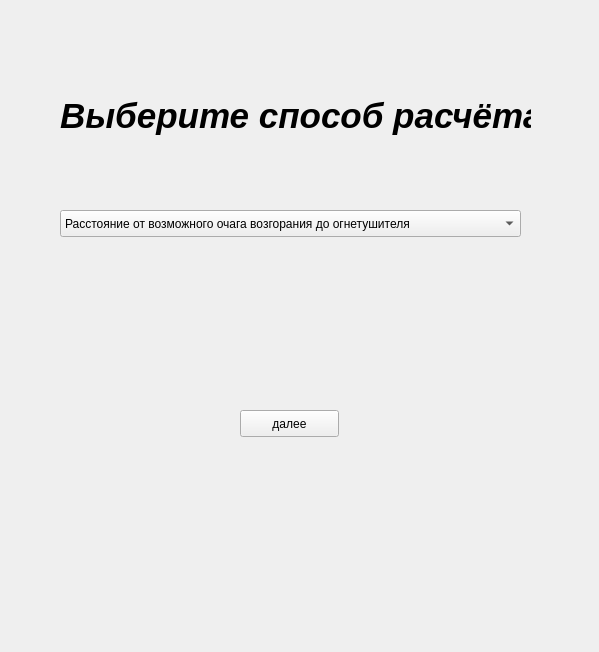
Above: form.ui from chester5009/fire_protection before the change. Below: the same form after it.
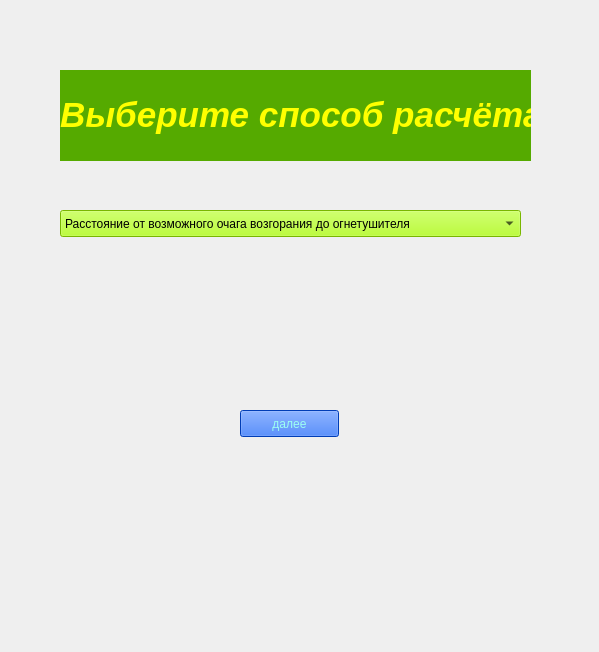
That is the form after the change. The open tabs and pages were chosen to show the change. Icons and pictures are not drawn.

Patch:
```diff
--- a/form.ui
+++ b/form.ui
@@ -435,6 +435,9 @@
     </widget>
    </widget>
    <widget class="QWidget" name="page_2">
+    <property name="styleSheet">
+     <string notr="true">background-image: url(&quot;background.jpg&quot;)</string>
+    </property>
     <widget class="QLabel" name="label">
      <property name="geometry">
       <rect>
@@ -452,8 +455,14 @@
        <bold>true</bold>
       </font>
      </property>
+     <property name="whatsThis">
+      <string>&lt;html&gt;&lt;head/&gt;&lt;body&gt;&lt;p&gt;&lt;span style=&quot; color:#ffff00;&quot;&gt;hththth&lt;/span&gt;&lt;/p&gt;&lt;/body&gt;&lt;/html&gt;</string>
+     </property>
+     <property name="styleSheet">
+      <string notr="true">background-color:rgb(85, 170, 0)</string>
+     </property>
      <property name="text">
-      <string>Выберите способ расчёта</string>
+      <string>&lt;html&gt;&lt;head/&gt;&lt;body&gt;&lt;p&gt;&lt;span style=&quot; color:#ffff00;&quot;&gt;Выберите способ расчёта&lt;/span&gt;&lt;/p&gt;&lt;/body&gt;&lt;/html&gt;</string>
      </property>
     </widget>
     <widget class="QComboBox" name="comboBox">
@@ -465,6 +474,424 @@
        <height>27</height>
       </rect>
      </property>
+     <property name="palette">
+      <palette>
+       <active>
+        <colorrole role="WindowText">
+         <brush brushstyle="SolidPattern">
+          <color alpha="255">
+           <red>0</red>
+           <green>0</green>
+           <blue>0</blue>
+          </color>
+         </brush>
+        </colorrole>
+        <colorrole role="Button">
+         <brush brushstyle="SolidPattern">
+          <color alpha="255">
+           <red>170</red>
+           <green>255</green>
+           <blue>0</blue>
+          </color>
+         </brush>
+        </colorrole>
+        <colorrole role="Light">
+         <brush brushstyle="SolidPattern">
+          <color alpha="255">
+           <red>170</red>
+           <green>255</green>
+           <blue>127</blue>
+          </color>
+         </brush>
+        </colorrole>
+        <colorrole role="Midlight">
+         <brush brushstyle="SolidPattern">
+          <color alpha="255">
+           <red>127</red>
+           <green>255</green>
+           <blue>63</blue>
+          </color>
+         </brush>
+        </colorrole>
+        <colorrole role="Dark">
+         <brush brushstyle="SolidPattern">
+          <color alpha="255">
+           <red>42</red>
+           <green>127</green>
+           <blue>0</blue>
+          </color>
+         </brush>
+        </colorrole>
+        <colorrole role="Mid">
+         <brush brushstyle="SolidPattern">
+          <color alpha="255">
+           <red>56</red>
+           <green>170</green>
+           <blue>0</blue>
+          </color>
+         </brush>
+        </colorrole>
+        <colorrole role="Text">
+         <brush brushstyle="SolidPattern">
+          <color alpha="255">
+           <red>0</red>
+           <green>0</green>
+           <blue>0</blue>
+          </color>
+         </brush>
+        </colorrole>
+        <colorrole role="BrightText">
+         <brush brushstyle="SolidPattern">
+          <color alpha="255">
+           <red>255</red>
+           <green>255</green>
+           <blue>255</blue>
+          </color>
+         </brush>
+        </colorrole>
+        <colorrole role="ButtonText">
+         <brush brushstyle="SolidPattern">
+          <color alpha="255">
+           <red>0</red>
+           <green>0</green>
+           <blue>0</blue>
+          </color>
+         </brush>
+        </colorrole>
+        <colorrole role="Base">
+         <brush brushstyle="SolidPattern">
+          <color alpha="255">
+           <red>170</red>
+           <green>255</green>
+           <blue>0</blue>
+          </color>
+         </brush>
+        </colorrole>
+        <colorrole role="Window">
+         <brush brushstyle="SolidPattern">
+          <color alpha="255">
+           <red>170</red>
+           <green>255</green>
+           <blue>0</blue>
+          </color>
+         </brush>
+        </colorrole>
+        <colorrole role="Shadow">
+         <brush brushstyle="SolidPattern">
+          <color alpha="255">
+           <red>0</red>
+           <green>0</green>
+           <blue>0</blue>
+          </color>
+         </brush>
+        </colorrole>
+        <colorrole role="AlternateBase">
+         <brush brushstyle="SolidPattern">
+          <color alpha="255">
+           <red>170</red>
+           <green>255</green>
+           <blue>127</blue>
+          </color>
+         </brush>
+        </colorrole>
+        <colorrole role="ToolTipBase">
+         <brush brushstyle="SolidPattern">
+          <color alpha="255">
+           <red>255</red>
+           <green>255</green>
+           <blue>220</blue>
+          </color>
+         </brush>
+        </colorrole>
+        <colorrole role="ToolTipText">
+         <brush brushstyle="SolidPattern">
+          <color alpha="255">
+           <red>0</red>
+           <green>0</green>
+           <blue>0</blue>
+          </color>
+         </brush>
+        </colorrole>
+       </active>
+       <inactive>
+        <colorrole role="WindowText">
+         <brush brushstyle="SolidPattern">
+          <color alpha="255">
+           <red>0</red>
+           <green>0</green>
+           <blue>0</blue>
+          </color>
+         </brush>
+        </colorrole>
+        <colorrole role="Button">
+         <brush brushstyle="SolidPattern">
+          <color alpha="255">
+           <red>170</red>
+           <green>255</green>
+           <blue>0</blue>
+          </color>
+         </brush>
+        </colorrole>
+        <colorrole role="Light">
+         <brush brushstyle="SolidPattern">
+          <color alpha="255">
+           <red>170</red>
+           <green>255</green>
+           <blue>127</blue>
+          </color>
+         </brush>
+        </colorrole>
+        <colorrole role="Midlight">
+         <brush brushstyle="SolidPattern">
+          <color alpha="255">
+           <red>127</red>
+           <green>255</green>
+           <blue>63</blue>
+          </color>
+         </brush>
+        </colorrole>
+        <colorrole role="Dark">
+         <brush brushstyle="SolidPattern">
+          <color alpha="255">
+           <red>42</red>
+           <green>127</green>
+           <blue>0</blue>
+          </color>
+         </brush>
+        </colorrole>
+        <colorrole role="Mid">
+         <brush brushstyle="SolidPattern">
+          <color alpha="255">
+           <red>56</red>
+           <green>170</green>
+           <blue>0</blue>
+          </color>
+         </brush>
+        </colorrole>
+        <colorrole role="Text">
+         <brush brushstyle="SolidPattern">
+          <color alpha="255">
+           <red>0</red>
+           <green>0</green>
+           <blue>0</blue>
+          </color>
+         </brush>
+        </colorrole>
+        <colorrole role="BrightText">
+         <brush brushstyle="SolidPattern">
+          <color alpha="255">
+           <red>255</red>
+           <green>255</green>
+           <blue>255</blue>
+          </color>
+         </brush>
+        </colorrole>
+        <colorrole role="ButtonText">
+         <brush brushstyle="SolidPattern">
+          <color alpha="255">
+           <red>0</red>
+           <green>0</green>
+           <blue>0</blue>
+          </color>
+         </brush>
+        </colorrole>
+        <colorrole role="Base">
+         <brush brushstyle="SolidPattern">
+          <color alpha="255">
+           <red>170</red>
+           <green>255</green>
+           <blue>0</blue>
+          </color>
+         </brush>
+        </colorrole>
+        <colorrole role="Window">
+         <brush brushstyle="SolidPattern">
+          <color alpha="255">
+           <red>170</red>
+           <green>255</green>
+           <blue>0</blue>
+          </color>
+         </brush>
+        </colorrole>
+        <colorrole role="Shadow">
+         <brush brushstyle="SolidPattern">
+          <color alpha="255">
+           <red>0</red>
+           <green>0</green>
+           <blue>0</blue>
+          </color>
+         </brush>
+        </colorrole>
+        <colorrole role="AlternateBase">
+         <brush brushstyle="SolidPattern">
+          <color alpha="255">
+           <red>170</red>
+           <green>255</green>
+           <blue>127</blue>
+          </color>
+         </brush>
+        </colorrole>
+        <colorrole role="ToolTipBase">
+         <brush brushstyle="SolidPattern">
+          <color alpha="255">
+           <red>255</red>
+           <green>255</green>
+           <blue>220</blue>
+          </color>
+         </brush>
+        </colorrole>
+        <colorrole role="ToolTipText">
+         <brush brushstyle="SolidPattern">
+          <color alpha="255">
+           <red>0</red>
+           <green>0</green>
+           <blue>0</blue>
+          </color>
+         </brush>
+        </colorrole>
+       </inactive>
+       <disabled>
+        <colorrole role="WindowText">
+         <brush brushstyle="SolidPattern">
+          <color alpha="255">
+           <red>42</red>
+           <green>127</green>
+           <blue>0</blue>
+          </color>
+         </brush>
+        </colorrole>
+        <colorrole role="Button">
+         <brush brushstyle="SolidPattern">
+          <color alpha="255">
+           <red>170</red>
+           <green>255</green>
+           <blue>0</blue>
+          </color>
+         </brush>
+        </colorrole>
+        <colorrole role="Light">
+         <brush brushstyle="SolidPattern">
+          <color alpha="255">
+           <red>170</red>
+           <green>255</green>
+           <blue>127</blue>
+          </color>
+         </brush>
+        </colorrole>
+        <colorrole role="Midlight">
+         <brush brushstyle="SolidPattern">
+          <color alpha="255">
+           <red>127</red>
+           <green>255</green>
+           <blue>63</blue>
+          </color>
+         </brush>
+        </colorrole>
+        <colorrole role="Dark">
+         <brush brushstyle="SolidPattern">
+          <color alpha="255">
+           <red>42</red>
+           <green>127</green>
+           <blue>0</blue>
+          </color>
+         </brush>
+        </colorrole>
+        <colorrole role="Mid">
+         <brush brushstyle="SolidPattern">
+          <color alpha="255">
+           <red>56</red>
+           <green>170</green>
+           <blue>0</blue>
+          </color>
+         </brush>
+        </colorrole>
+        <colorrole role="Text">
+         <brush brushstyle="SolidPattern">
+          <color alpha="255">
+           <red>42</red>
+           <green>127</green>
+           <blue>0</blue>
+          </color>
+         </brush>
+        </colorrole>
+        <colorrole role="BrightText">
+         <brush brushstyle="SolidPattern">
+          <color alpha="255">
+           <red>255</red>
+           <green>255</green>
+           <blue>255</blue>
+          </color>
+         </brush>
+        </colorrole>
+        <colorrole role="ButtonText">
+         <brush brushstyle="SolidPattern">
+          <color alpha="255">
+           <red>42</red>
+           <green>127</green>
+           <blue>0</blue>
+          </color>
+         </brush>
+        </colorrole>
+        <colorrole role="Base">
+         <brush brushstyle="SolidPattern">
+          <color alpha="255">
+           <red>170</red>
+           <green>255</green>
+           <blue>0</blue>
+          </color>
+         </brush>
+        </colorrole>
+        <colorrole role="Window">
+         <brush brushstyle="SolidPattern">
+          <color alpha="255">
+           <red>170</red>
+           <green>255</green>
+           <blue>0</blue>
+          </color>
+         </brush>
+        </colorrole>
+        <colorrole role="Shadow">
+         <brush brushstyle="SolidPattern">
+          <color alpha="255">
+           <red>0</red>
+           <green>0</green>
+           <blue>0</blue>
+          </color>
+         </brush>
+        </colorrole>
+        <colorrole role="AlternateBase">
+         <brush brushstyle="SolidPattern">
+          <color alpha="255">
+           <red>85</red>
+           <green>255</green>
+           <blue>0</blue>
+          </color>
+         </brush>
+        </colorrole>
+        <colorrole role="ToolTipBase">
+         <brush brushstyle="SolidPattern">
+          <color alpha="255">
+           <red>255</red>
+           <green>255</green>
+           <blue>220</blue>
+          </color>
+         </brush>
+        </colorrole>
+        <colorrole role="ToolTipText">
+         <brush brushstyle="SolidPattern">
+          <color alpha="255">
+           <red>0</red>
+           <green>0</green>
+           <blue>0</blue>
+          </color>
+         </brush>
+        </colorrole>
+       </disabled>
+      </palette>
+     </property>
+     <property name="styleSheet">
+      <string notr="true">background-color:rgb(170, 255, 0)</string>
+     </property>
      <item>
       <property name="text">
        <string>Расстояние от возможного очага возгорания до огнетушителя</string>
@@ -495,6 +922,11 @@
        <height>27</height>
       </rect>
      </property>
+     <property name="styleSheet">
+      <string notr="true">background-color:rgb(0, 85, 255);
+color:rgb(156, 255, 241)
+</string>
+     </property>
      <property name="text">
       <string>далее</string>
      </property>
```
Left out of the diff: 2 changed lines with no effect on the pictures.
